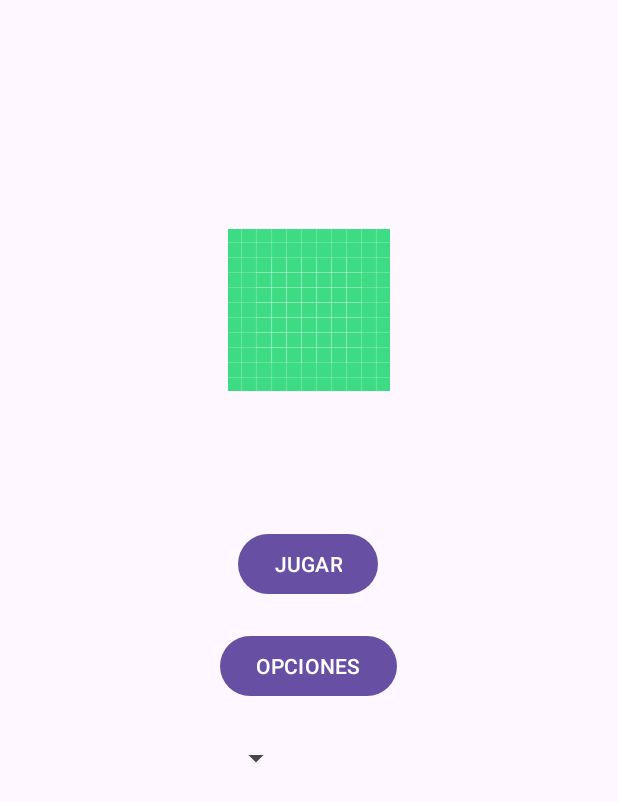
After one commit to EscamillaJuan/Quiz-App, an Android app: the layout main_menu.xml on its own in the app's theme, with its tools: preview values and no code run, on a phone screen of 412 x 824 dp. The commit adds this screen. Shown: the top 802 px of the screen. Run offline under Robolectric (Android 15) with nearby library versions, the phone set to English and light mode, and no system bars.

Commit message:
feat:adding view 1 layouts (both orientations)

```diff
--- a/app/src/main/java/com/app/MainActivity.kt
+++ b/app/src/main/java/com/app/MainActivity.kt
@@ -10,8 +10,8 @@
     private lateinit var openBtn : Button
     override fun onCreate(savedInstanceState: Bundle?) {
         super.onCreate(savedInstanceState)
-        setContentView(R.layout.activity_main)
-        openBtn = findViewById(R.id.open_btn)
+        setContentView(R.layout.main_menu)
+        openBtn = findViewById(R.id.btn_jugar)
 
         openBtn.setOnClickListener {
             val intent = Intent(this, GameScreen::class.java)
--- /dev/null
+++ b/app/src/main/res/drawable/opciones.xml
@@ -0,0 +1,5 @@
+<vector android:height="24dp" android:tint="#000000"
+    android:viewportHeight="24" android:viewportWidth="24"
+    android:width="24dp" xmlns:android="http://schemas.android.com/apk/res/android">
+    <path android:fillColor="@android:color/white" android:pathData="M19.14,12.94c0.04,-0.3 0.06,-0.61 0.06,-0.94c0,-0.32 -0.02,-0.64 -0.07,-0.94l2.03,-1.58c0.18,-0.14 0.23,-0.41 0.12,-0.61l-1.92,-3.32c-0.12,-0.22 -0.37,-0.29 -0.59,-0.22l-2.39,0.96c-0.5,-0.38 -1.03,-0.7 -1.62,-0.94L14.4,2.81c-0.04,-0.24 -0.24,-0.41 -0.48,-0.41h-3.84c-0.24,0 -0.43,0.17 -0.47,0.41L9.25,5.35C8.66,5.59 8.12,5.92 7.63,6.29L5.24,5.33c-0.22,-0.08 -0.47,0 -0.59,0.22L2.74,8.87C2.62,9.08 2.66,9.34 2.86,9.48l2.03,1.58C4.84,11.36 4.8,11.69 4.8,12s0.02,0.64 0.07,0.94l-2.03,1.58c-0.18,0.14 -0.23,0.41 -0.12,0.61l1.92,3.32c0.12,0.22 0.37,0.29 0.59,0.22l2.39,-0.96c0.5,0.38 1.03,0.7 1.62,0.94l0.36,2.54c0.05,0.24 0.24,0.41 0.48,0.41h3.84c0.24,0 0.44,-0.17 0.47,-0.41l0.36,-2.54c0.59,-0.24 1.13,-0.56 1.62,-0.94l2.39,0.96c0.22,0.08 0.47,0 0.59,-0.22l1.92,-3.32c0.12,-0.22 0.07,-0.47 -0.12,-0.61L19.14,12.94zM12,15.6c-1.98,0 -3.6,-1.62 -3.6,-3.6s1.62,-3.6 3.6,-3.6s3.6,1.62 3.6,3.6S13.98,15.6 12,15.6z"/>
+</vector>
--- /dev/null
+++ b/app/src/main/res/layout-land/main_menu.xml
@@ -0,0 +1,100 @@
+<?xml version="1.0" encoding="utf-8"?>
+
+<LinearLayout xmlns:android="http://schemas.android.com/apk/res/android"
+    xmlns:app="http://schemas.android.com/apk/res-auto"
+    xmlns:tools="http://schemas.android.com/tools"
+    android:layout_width="match_parent"
+    android:layout_height="match_parent"
+    android:gravity="center"
+    android:orientation="vertical"
+    tools:context=".MainActivity">
+
+    <Space
+        android:layout_width="wrap_content"
+        android:layout_height="0dp"
+        android:layout_weight="0.5" />
+
+    <TextView
+        android:layout_width="wrap_content"
+        android:layout_height="wrap_content"
+        android:text="@string/game_name"
+        android:textStyle="bold"
+        android:fontFamily="monospace"/>
+
+    <Space
+        android:layout_width="wrap_content"
+        android:layout_height="0dp"
+        android:layout_weight="0.5" />
+
+    <ImageView
+        android:layout_width="wrap_content"
+        android:layout_height="wrap_content"
+        android:src="@drawable/ic_launcher_background">
+
+    </ImageView>
+
+    <Space
+        android:layout_width="wrap_content"
+        android:layout_height="0dp"
+        android:layout_weight="0.3" />
+
+    <LinearLayout
+        android:layout_width="match_parent"
+        android:layout_height="wrap_content"
+        android:orientation="horizontal"
+        >
+
+        <Space
+            android:layout_width="0dp"
+            android:layout_height="0dp"
+            android:layout_weight="1" />
+
+        <Button
+            android:id="@+id/btn_jugar"
+            android:layout_width="wrap_content"
+            android:layout_height="wrap_content"
+            android:layout_gravity="center"
+            android:text="@string/btn_jugar"
+            />
+
+        <Space
+            android:layout_width="0dp"
+            android:layout_height="0dp"
+            android:layout_weight="1" />
+
+        <Spinner
+            android:id="@+id/spin_dificultad"
+            android:layout_width="wrap_content"
+            android:layout_height="50dp"
+            android:layout_gravity="center">
+        </Spinner>
+
+        <Space
+            android:layout_width="wrap_content"
+            android:layout_height="20dp"
+            android:layout_weight="1"/>
+
+        <Button
+            android:id="@+id/btn_opciones"
+            android:layout_width="wrap_content"
+            android:layout_height="wrap_content"
+            android:layout_gravity="center"
+            android:text="@string/btn_opciones"
+            app:icon="@drawable/opciones"
+            app:iconGravity="end"
+            />
+
+        <Space
+            android:layout_width="wrap_content"
+            android:layout_height="25dp"
+            android:layout_weight="1"/>
+
+
+    </LinearLayout>
+
+    <Space
+        android:layout_width="wrap_content"
+        android:layout_height="0dp"
+        android:layout_weight="1" />
+
+</LinearLayout>
--- a/app/src/main/res/layout/activity_main.xml
+++ /dev/null
@@ -1,11 +0,0 @@
-<?xml version="1.0" encoding="utf-8"?>
-<LinearLayout xmlns:android="http://schemas.android.com/apk/res/android"
-    xmlns:app="http://schemas.android.com/apk/res-auto"
-    xmlns:tools="http://schemas.android.com/tools"
-    android:layout_width="match_parent"
-    android:layout_height="match_parent"
-    android:gravity="center"
-    android:orientation="vertical"
-    tools:context=".MainActivity">
-
-</LinearLayout>
--- /dev/null
+++ b/app/src/main/res/layout/main_menu.xml
@@ -0,0 +1,77 @@
+<?xml version="1.0" encoding="utf-8"?>
+
+<LinearLayout xmlns:android="http://schemas.android.com/apk/res/android"
+    xmlns:app="http://schemas.android.com/apk/res-auto"
+    xmlns:tools="http://schemas.android.com/tools"
+    android:layout_width="match_parent"
+    android:layout_height="match_parent"
+    android:gravity="center"
+    android:orientation="vertical"
+    tools:context=".MainActivity">
+
+    <Space
+        android:layout_width="wrap_content"
+        android:layout_height="0dp"
+        android:layout_weight="0.5" />
+
+    <ImageView
+        android:layout_width="wrap_content"
+        android:layout_height="wrap_content"
+        android:src="@drawable/ic_launcher_background">
+
+    </ImageView>
+
+    <Space
+        android:layout_width="wrap_content"
+        android:layout_height="0dp"
+        android:layout_weight="0.3" />
+
+    <LinearLayout
+        android:layout_width="wrap_content"
+        android:layout_height="wrap_content"
+        android:orientation="vertical"
+        >
+
+        <Space
+            android:layout_width="wrap_content"
+            android:layout_height="0dp"
+            android:layout_weight="1" />
+
+        <Button
+            android:id="@+id/btn_jugar"
+            android:layout_width="wrap_content"
+            android:layout_height="wrap_content"
+            android:layout_gravity="center"
+            android:text="@string/btn_jugar"
+           />
+
+        <Space
+            android:layout_width="wrap_content"
+            android:layout_height="20dp"/>
+
+        <Button
+            android:id="@+id/btn_opciones"
+            android:layout_width="wrap_content"
+            android:layout_height="wrap_content"
+            android:layout_gravity="center"
+            android:text="@string/btn_opciones"
+           />
+
+        <Space
+            android:layout_width="wrap_content"
+            android:layout_height="25dp"/>
+
+        <Spinner
+            android:id="@+id/spin_dificultad"
+            android:layout_width="wrap_content"
+            android:layout_height="wrap_content">
+        </Spinner>
+
+    </LinearLayout>
+
+    <Space
+        android:layout_width="wrap_content"
+        android:layout_height="0dp"
+        android:layout_weight="1" />
+
+</LinearLayout>
--- a/app/src/main/res/values/strings.xml
+++ b/app/src/main/res/values/strings.xml
@@ -1,5 +1,8 @@
 <resources>
     <string name="app_name">App</string>
+    <string name="btn_jugar">JUGAR</string>
+    <string name="btn_opciones">OPCIONES</string>
+    <string name="game_name">Cuestionados</string>
     <string name="prev_btn_description">previous question</string>
     <string name="next_btn_description">next question</string>
     <string name="hint_text">5 Pistas</string>
```
